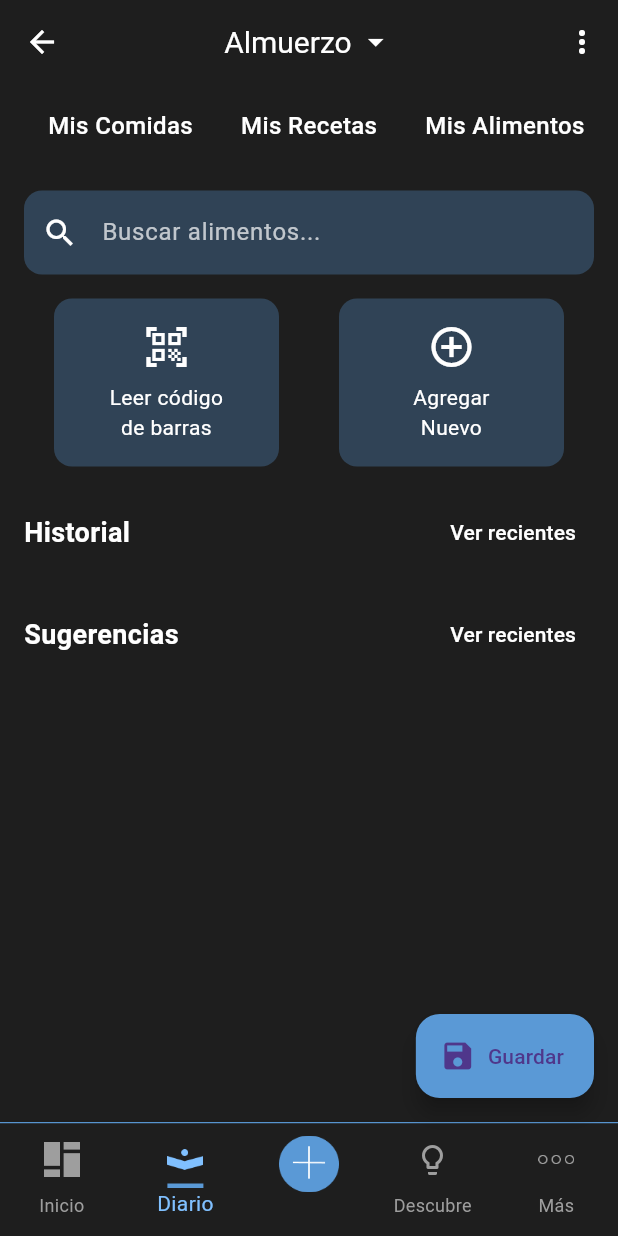
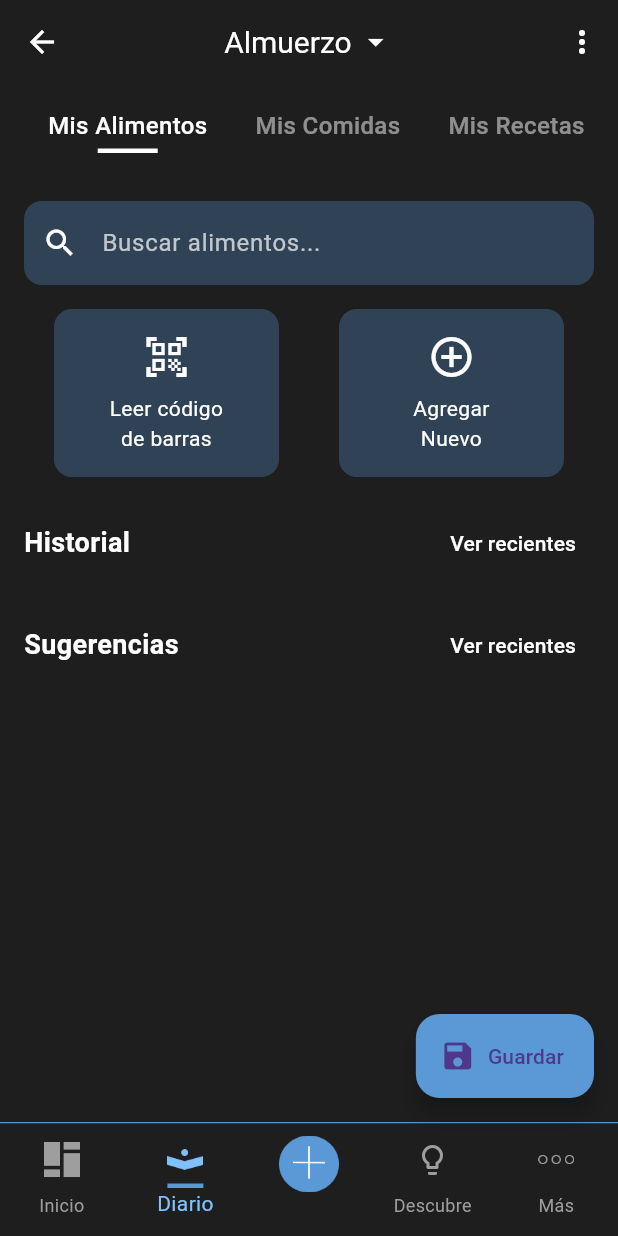
Before and after one commit to var-o18/NutriTrack, a Flutter app: the RegistroAlimentosPage screen opened by its route, on a phone screen of 412 x 824 dp. Run offline on Flutter 3.47's test engine with Material 3 defaults, Android fonts, the phone set to English and light mode, and no system bars; our stand-ins replace pedometer, permission_handler, shared_preferences; missing offline and left inert: mobile_scanner; accounts and stored records are empty; network calls fail.

Commit message:
FRONT_seccion_comidas: realizada la seccion de comidas sin servicio al back.

```diff
--- a/frontend/lib/presentation/pages/registroalimentos/registroalimentos.dart
+++ b/frontend/lib/presentation/pages/registroalimentos/registroalimentos.dart
@@ -1,6 +1,7 @@
 import 'package:flutter/material.dart';
 import 'package:nutritack/presentation/pages/registroalimentos/lector_codigo_barras.dart';
 import 'package:shared_preferences/shared_preferences.dart';
+import 'package:nutritack/presentation/pages/seccionComidas/seccionComidas.dart';
 
 import '../../../data/models/alimneto_model.dart';
 import '../../../data/models/ingesta_model.dart';
@@ -21,6 +22,9 @@ class _RegistroAlimentosPageState extends State<RegistroAlimentosPage> {
   int _currentIndex = 1;
   late String selectedMeal;
   final List<String> mealTypes = ['Desayuno', 'Almuerzo', 'Cena', 'Aperitivos'];
+
+  int _selectedTabIndex = 0;
+  final List<String> _tabs = ['Mis Alimentos', 'Mis Comidas', 'Mis Recetas'];
 
   final AlimentoService alimentoService = AlimentoService();
   final IngestaService ingestaService = IngestaService();
@@ -235,6 +239,7 @@ class _RegistroAlimentosPageState extends State<RegistroAlimentosPage> {
         child: Column(
           children: [
             _buildTabs(textColor),
+            if (_selectedTabIndex == 0)
               Padding(
                 padding: const EdgeInsets.all(16.0),
                 child: TextField(
@@ -261,22 +266,19 @@ class _RegistroAlimentosPageState extends State<RegistroAlimentosPage> {
                   ),
                 ),
               ),
-            _buildAcciones(cardBackgroundColor, textColor),
-            const SizedBox(height: 20),
-            _buildSection('Historial', _historialUnico, cardBackgroundColor, textColor),
-            const SizedBox(height: 20),
-            _buildSugerenciasSection('Sugerencias', _alimentosFiltrados, cardBackgroundColor, textColor),
-            const SizedBox(height: 80),
+            _buildTabContent(_selectedTabIndex, textColor, cardBackgroundColor),
           ],
         ),
       ),
       bottomNavigationBar: _buildBottomNavigationBar(),
-      floatingActionButton: FloatingActionButton.extended(
+      floatingActionButton: _selectedTabIndex == 0
+          ? FloatingActionButton.extended(
               onPressed: _guardarIngestas,
               backgroundColor: const Color(0xFF5A99D6),
               label: Text('Guardar'),
               icon: Icon(Icons.save),
-      ),
+            )
+          : null,
       floatingActionButtonLocation: FloatingActionButtonLocation.endFloat,
     );
   }
@@ -305,19 +307,72 @@ class _RegistroAlimentosPageState extends State<RegistroAlimentosPage> {
       child: SingleChildScrollView(
         scrollDirection: Axis.horizontal,
         child: Row(
-          children: ['Mis Comidas', 'Mis Recetas', 'Mis Alimentos']
-              .map((tab) => _buildTab(tab, textColor))
-              .toList(),
+          children: List.generate(_tabs.length, (index) {
+            final bool selected = _selectedTabIndex == index;
+            return GestureDetector(
+              onTap: () {
+                setState(() => _selectedTabIndex = index);
+              },
+              child: Padding(
+                padding: const EdgeInsets.symmetric(horizontal: 16),
+                child: Column(
+                  children: [
+                    Text(
+                      _tabs[index],
+                      style: TextStyle(
+                        fontSize: 16,
+                        fontWeight: FontWeight.w500,
+                        color: selected ? textColor : textColor.withOpacity(0.5),
+                        decoration: selected ? TextDecoration.underline : null,
+                      ),
+                    ),
+                    if (selected)
+                      Container(
+                        margin: const EdgeInsets.only(top: 4),
+                        height: 3,
+                        width: 40,
+                        color: textColor,
+                      )
+                    else
+                      const SizedBox(height: 7),
+                  ],
+                ),
+              ),
+            );
+          }),
         ),
       ),
     );
   }
 
-  Widget _buildTab(String text, Color textColor) {
+  Widget _buildTabContent(int tabIndex, Color textColor, Color cardBackgroundColor) {
+    switch (tabIndex) {
+      case 0:
+        return Column(
+          children: [
+            _buildAcciones(cardBackgroundColor, textColor),
+            const SizedBox(height: 20),
+            _buildSection('Historial', _historialUnico, cardBackgroundColor, textColor),
+            const SizedBox(height: 20),
+            _buildSugerenciasSection('Sugerencias', _alimentosFiltrados, cardBackgroundColor, textColor),
+            const SizedBox(height: 80),
+          ],
+        );
+      case 1:
+        return SizedBox(
+          height: 500,
+          child: SeccionComidasPage(),
+        );
+      case 2:
         return Padding(
-      padding: const EdgeInsets.symmetric(horizontal: 16),
-      child: Text(text, style: TextStyle(fontSize: 16, fontWeight: FontWeight.w500, color: textColor)),
+          padding: const EdgeInsets.all(32.0),
+          child: Center(
+            child: Text('Aquí irán tus recetas', style: TextStyle(color: textColor, fontSize: 18)),
+          ),
         );
+      default:
+        return Container();
+    }
   }
 
   Widget _buildAcciones(Color bgColor, Color textColor) {
--- a/frontend/pubspec.yaml
+++ b/frontend/pubspec.yaml
@@ -19,7 +19,7 @@ publish_to: 'none' # Remove this line if you wish to publish to pub.dev
 version: 1.0.0+1
 
 environment:
-  sdk: ^3.7.2
+  sdk: '>=3.7.0 <4.0.0'
 
 # Dependencies specify other packages that your package needs in order to work.
 # To automatically upgrade your package dependencies to the latest versions
@@ -67,6 +67,7 @@ flutter:
   assets:
     - assets/images/
     - assets/images/anadiralimento.png
+    - assets/images/alimentos_bg.png
 
   # An image asset can refer to one or more resolution-specific "variants", see
   # https://flutter.dev/to/resolution-aware-images
```
Also changed, not shown: frontend/lib/presentation/pages/seccionComidas/createComidas.dart (added, +250 -0 lines), frontend/lib/presentation/pages/seccionComidas/seccionComidas.dart (added, +167 -0 lines), frontend/assets/images/alimentos_bg.png (added), frontend/assets/images/triangulo.png (added). Lines whose indentation alone changed are shown as unchanged.
